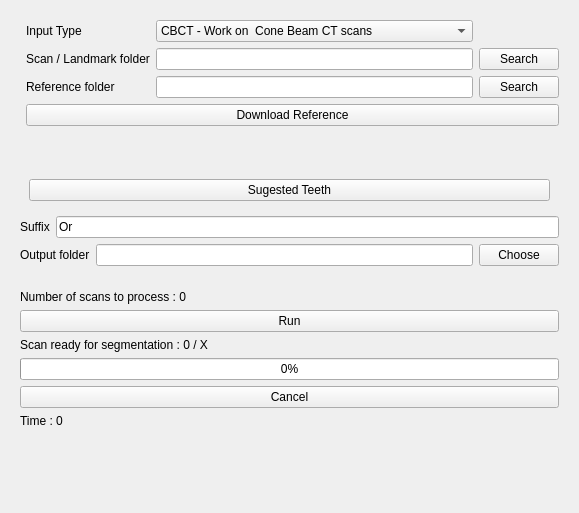
Qt form ASO/Resources/UI/ASO.ui (lucanchling/ASO) before a commit.
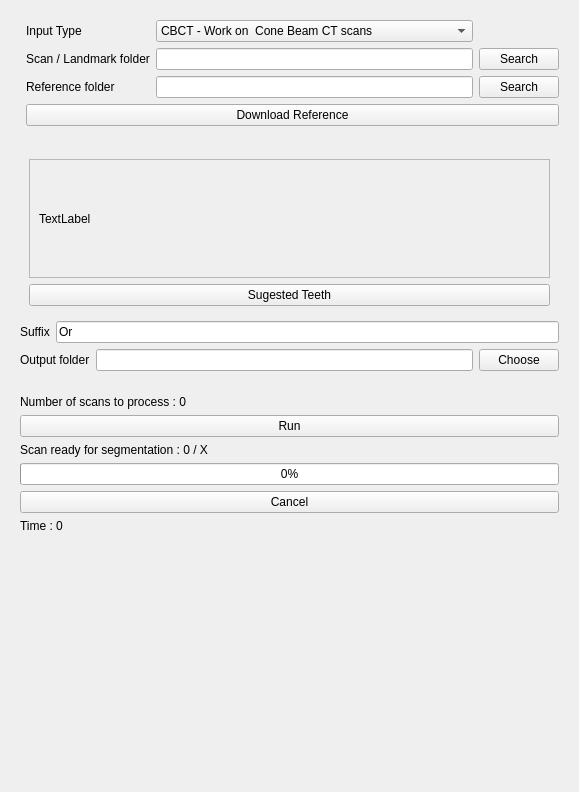
The same form after that commit. The open tabs and pages were chosen to show the change. Custom widgets are drawn as their Qt base class.

What changed in the file:
```diff
--- a/ASO/Resources/UI/ASO.ui
+++ b/ASO/Resources/UI/ASO.ui
@@ -7,7 +7,7 @@
     <x>0</x>
     <y>0</y>
     <width>579</width>
-    <height>513</height>
+    <height>792</height>
    </rect>
   </property>
   <layout class="QVBoxLayout" name="verticalLayout">
@@ -153,10 +153,33 @@
             <item>
              <layout class="QHBoxLayout" name="LayoutLandmarkIOS">
               <item>
-               <widget class="QLabel" name="tohideIOS">
-                <property name="text">
-                 <string/>
+               <widget class="QScrollArea" name="scrollArea">
+                <property name="widgetResizable">
+                 <bool>true</bool>
                 </property>
+                <widget class="QWidget" name="scrollAreaWidgetContents">
+                 <property name="geometry">
+                  <rect>
+                   <x>0</x>
+                   <y>0</y>
+                   <width>537</width>
+                   <height>98</height>
+                  </rect>
+                 </property>
+                 <layout class="QVBoxLayout" name="verticalLayout_12">
+                  <item>
+                   <layout class="QGridLayout" name="gridTest">
+                    <item row="0" column="0">
+                     <widget class="QLabel" name="tohideIOS">
+                      <property name="text">
+                       <string>TextLabel</string>
+                      </property>
+                     </widget>
+                    </item>
+                   </layout>
+                  </item>
+                 </layout>
+                </widget>
                </widget>
               </item>
              </layout>
```
Left out of the diff: 4 changed lines with no effect on the pictures.
